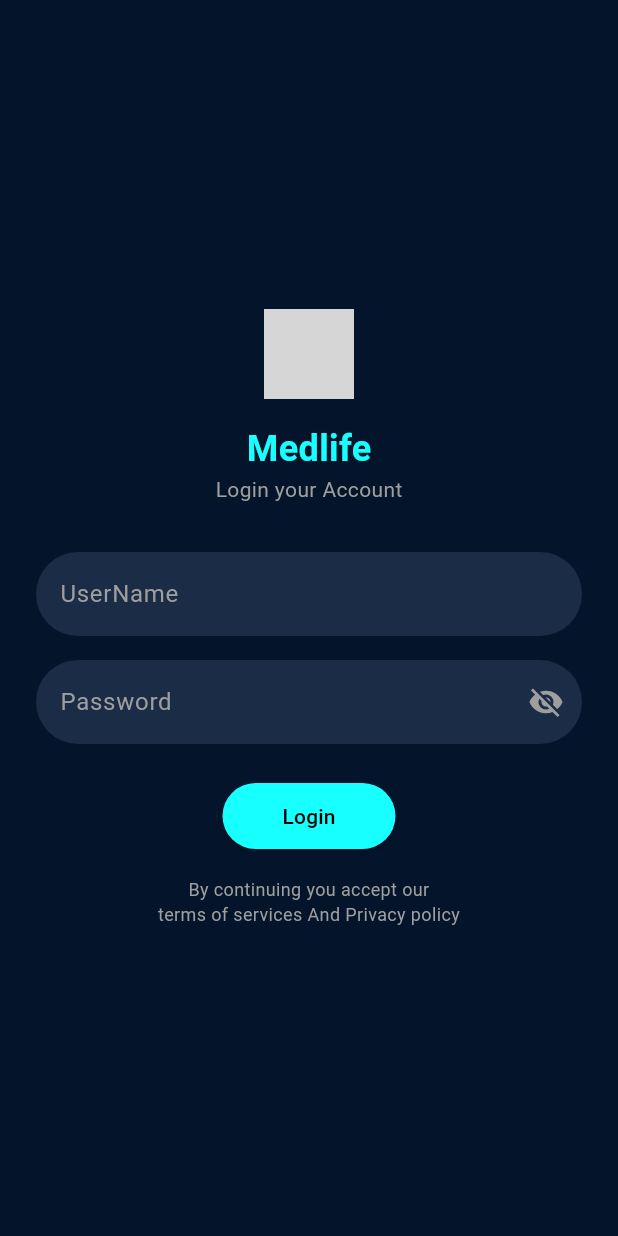
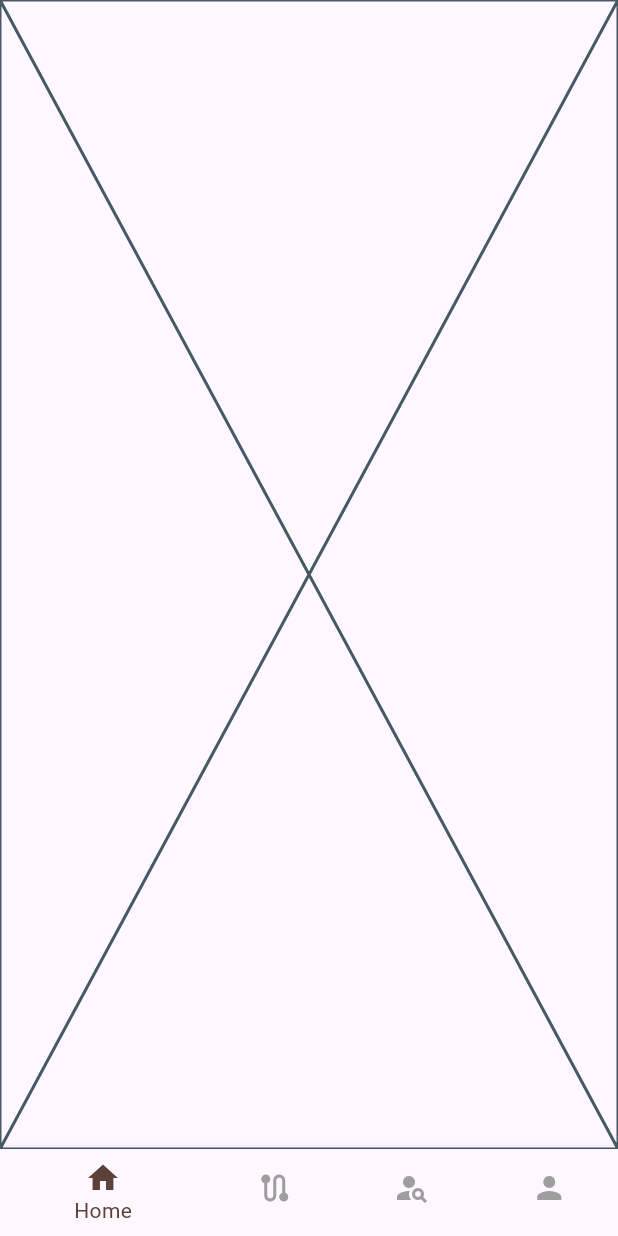
Before and after one commit to PumpedLion/SYP-Frontend, a Flutter app: the LoginScreen screen opened directly, after a tap on "Login", on a phone screen of 412 x 824 dp. Run offline on Flutter 3.47's test engine with Material 3 defaults, Android fonts, the phone set to English and light mode, and no system bars; our stand-ins replace flutter_svg, pinput; grey boxes are pictures that could not be loaded.

Commit message:
Added Navigation & Profile Setting But Not Fully Made

```diff
--- a/medlife/lib/LoginScreen.dart
+++ b/medlife/lib/LoginScreen.dart
@@ -1,4 +1,5 @@
 import 'package:flutter/material.dart';
+import 'package:medlife/Navigation.dart';
 
 class LoginScreen extends StatefulWidget {
   @override
@@ -55,6 +56,9 @@ class _LoginScreenState extends State<LoginScreen> {
               ElevatedButton(
                 onPressed: () {
                   // Handle login action
+                  Navigator.of(context).push(
+                    MaterialPageRoute(builder: (context) => Navigation()),
+                  );
                 },
                 style: ElevatedButton.styleFrom(
                   backgroundColor: Colors.cyanAccent,
--- /dev/null
+++ b/medlife/lib/Navigation.dart
@@ -0,0 +1,46 @@
+import 'package:flutter/material.dart';
+import 'package:medlife/ProfileSetting.dart';
+
+
+class Navigation extends StatefulWidget {
+  const Navigation({super.key});
+
+  @override
+  _NavigationState createState() => _NavigationState();
+}
+
+class _NavigationState extends State<Navigation> {
+  int _selectedIndex = 0;
+
+  static final List<Widget> _screens = <Widget>[
+    const Placeholder(), // Home Page
+    const Placeholder(), // Replace with Routes Page widget
+    const Placeholder(), // Replace with Guides Page widget
+    ProfileSettingsPage(), // Replace with Profile Page widget
+  ];
+
+  void _onItemTapped(int index) {
+    setState(() {
+      _selectedIndex = index;
+    });
+  }
+
+  @override
+  Widget build(BuildContext context) {
+    return Scaffold(
+      body: _screens[_selectedIndex],
+      bottomNavigationBar: BottomNavigationBar(
+        currentIndex: _selectedIndex,
+        onTap: _onItemTapped,
+        selectedItemColor: Colors.brown[700],
+        unselectedItemColor: Colors.grey,
+        items: const [
+          BottomNavigationBarItem(icon: Icon(Icons.home), label: 'Home'),
+          BottomNavigationBarItem(icon: Icon(Icons.route), label: 'Routes'),
+          BottomNavigationBarItem(icon: Icon(Icons.person_search), label: 'Guides'),
+          BottomNavigationBarItem(icon: Icon(Icons.person), label: 'Profile'),
+        ],
+      ),
+    );
+  }
+}
--- a/medlife/lib/OTPScrren.dart
+++ b/medlife/lib/OTPScrren.dart
@@ -1,4 +1,5 @@
 import 'package:flutter/material.dart';
+import 'package:medlife/Navigation.dart';
 import 'package:pinput/pinput.dart';
 
 class OTPScreen extends StatefulWidget {
@@ -73,6 +74,9 @@ class _OTPScreenState extends State<OTPScreen> {
               ElevatedButton(
                 onPressed: () {
                   // Handle OTP verification
+                  Navigator.of(context).push(
+                      MaterialPageRoute(builder: (context) => Navigation()),
+                    );
                   print("Verifying OTP: ${_otpController.text}");
                 },
                 style: ElevatedButton.styleFrom(
@@ -98,6 +102,7 @@ class _OTPScreenState extends State<OTPScreen> {
                   ),
                   GestureDetector(
                     onTap: () {
+
                       // Handle OTP resend
                       print("Resending OTP...");
                     },
--- a/medlife/pubspec.yaml
+++ b/medlife/pubspec.yaml
@@ -61,6 +61,7 @@ flutter:
 
   # To add assets to your application, add an assets section, like this:
   assets:
+    - assets/Background.png
     - assets/Screenshot.svg
     - assets/Logo1.svg
     - assets/image11.svg
```
Also changed, not shown: medlife/lib/ProfileSetting.dart (added, +151 -0 lines), medlife/lib/main.dart (+1 -6 lines), medlife/assets/Background.png (added).
